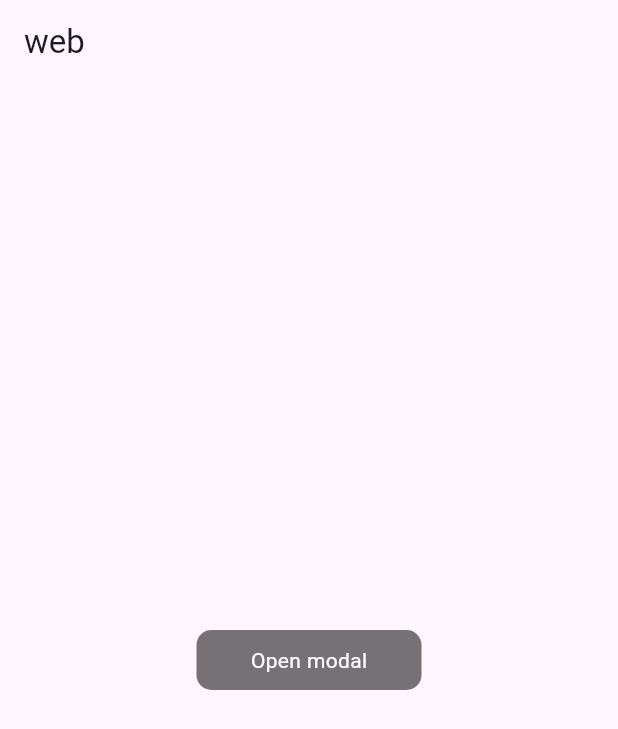
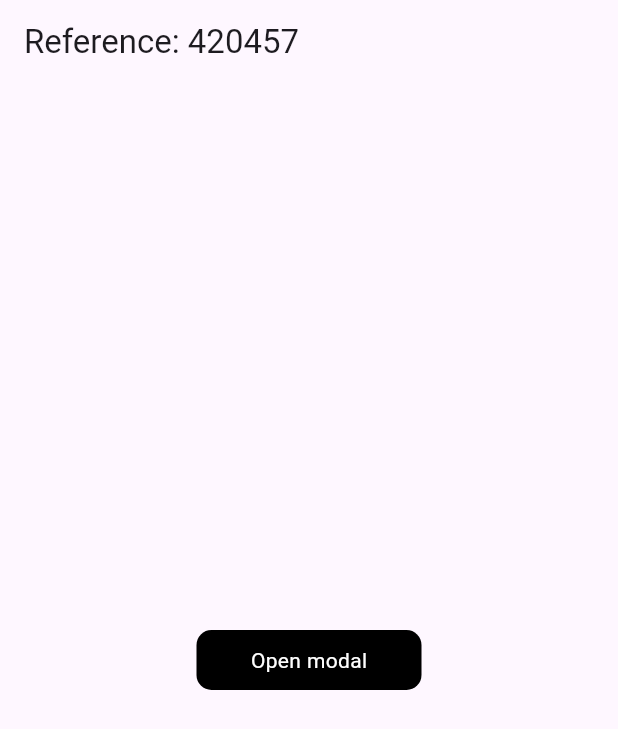
Before and after one commit to JaviKo500/web_view_flutter, a Flutter app: the screen it shows after launch, on a phone screen of 412 x 824 dp. Shown: the top 729 px of the screen. Run offline on Flutter 3.47's test engine with Material 3 defaults, Android fonts, the phone set to English and light mode, and no system bars; our stand-ins replace dio; missing offline and left inert: webviewx_plus.

Commit message:
feat: add load indicator and title

```diff
--- a/lib/presentation/open_web_view.dart
+++ b/lib/presentation/open_web_view.dart
@@ -1,17 +1,24 @@
 import 'package:flutter/material.dart';
 import 'package:provider/provider.dart';
+import 'package:web_view_test/config/constants.dart';
 import 'package:web_view_test/presentation/webViewXPage.dart';
 import 'package:web_view_test/providers/html_provider.dart';
 
-class OpenWebView extends StatelessWidget {
+class OpenWebView extends StatefulWidget {
   const OpenWebView({Key? key}) : super(key: key);
 
+  @override
+  State<OpenWebView> createState() => _OpenWebViewState();
+}
+
+class _OpenWebViewState extends State<OpenWebView> {
+  bool loading = false;
   @override
   Widget build(BuildContext context) {
     final chatProvider = context.watch<HtmlProvider>();
     return Scaffold(
       appBar: AppBar(
-        title: const Text('web'),
+        title: const Text('Reference: $orderId'),
       ),
       body: Center(
         child: InkWell(
@@ -19,21 +26,39 @@ class OpenWebView extends StatelessWidget {
             width: 150,
             height: 40,
             decoration: BoxDecoration(
-              color: Colors.black54,
+              color: Colors.black,
               borderRadius: BorderRadius.circular(10)
             ),
-            child: const Center(
-              child: Text('Open modal', style: TextStyle(
-                color: Colors.white,
-              ),),
+            child: Center(
+              child: Row(
+                mainAxisAlignment: MainAxisAlignment.center,
+                spacing: 8,
+                children: [
+                  const Text('Open modal', style: TextStyle(
+                    color: Colors.white,
+                  ),),
+                  if (loading)
+                  const SizedBox(width: 24, height: 24,child: CircularProgressIndicator(strokeWidth: 3,),)
+                ],
+              ),
             ),
           ),
           onTap: () async {
+            print('click open modal');
+            setState(() {
+              loading = true;
+            });
             final html = await chatProvider.getHtml();
-            showDialog(
-              context: context,
-              builder: (context) => WebViewXPage(html: html),
-            );
+            setState(() {
+              loading = false;
+              showDialog(
+                context: context,
+                builder: (context) => WebViewXPage(
+                  html: html,
+                  url: '$baseUrl/place_to_pay/pay?id=$orderId&access_token=$tokenClient',
+                ),
+              );
+            });
           },
         ),
       ),
```
Also changed, not shown: lib/presentation/webViewXPage.dart (+37 -5 lines).
